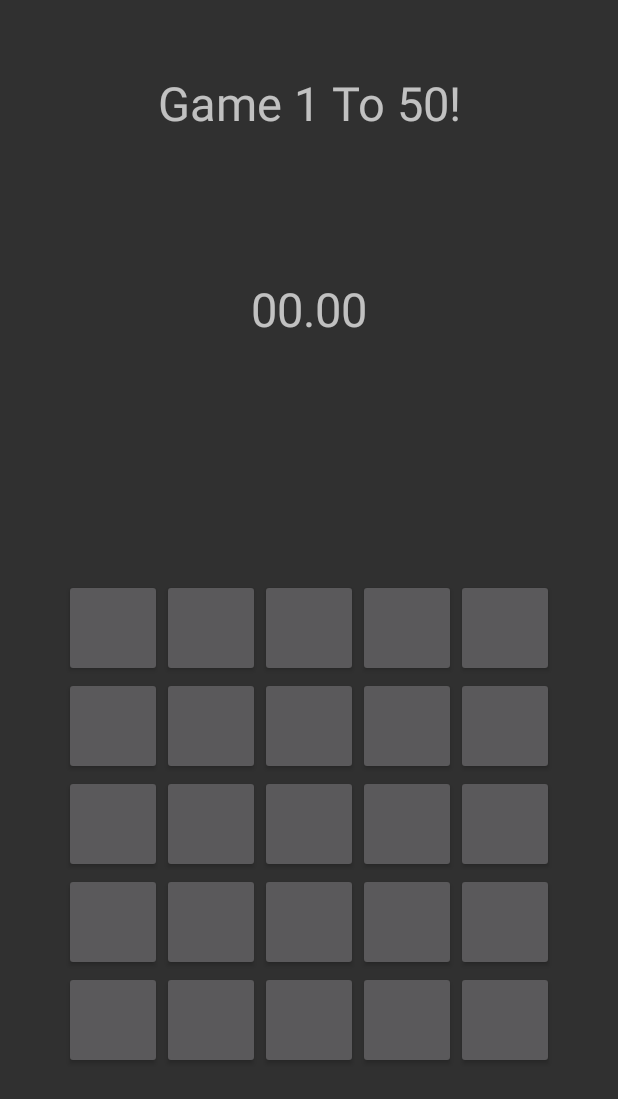
After one commit to CoolLime/MiniGame, an Android app: the layout activity_g1to50.xml on its own in the app's theme, with its tools: preview values and no code run, on a phone screen of 412 x 824 dp. The commit adds this screen. Shown: the top 1099 px of the screen. Run offline under Robolectric (Android 15) with nearby library versions, the phone set to English and light mode, and no system bars.

Commit message:
Game1_to50 초안

```diff
--- a/app/src/main/AndroidManifest.xml
+++ b/app/src/main/AndroidManifest.xml
@@ -15,10 +15,7 @@
                 <category android:name="android.intent.category.LAUNCHER" />
             </intent-filter>
         </activity>
-        <activity
-            android:name=".MenuActivity"
-            android:label="@string/title_activity_menu"
-            android:theme="@style/AppTheme.NoActionBar"></activity>
+        <activity android:name=".G1to50Activity"></activity>
     </application>
 
 </manifest>
--- /dev/null
+++ b/app/src/main/res/layout/activity_g1to50.xml
@@ -0,0 +1,67 @@
+<?xml version="1.0" encoding="utf-8"?>
+<LinearLayout xmlns:android="http://schemas.android.com/apk/res/android"
+    xmlns:tools="http://schemas.android.com/tools"
+    android:layout_width="match_parent"
+    android:layout_height="match_parent"
+    android:orientation="vertical"
+    android:weightSum="6"
+    tools:context="com.coollime.coollime.Gs1to50Activity">
+
+    <TextView
+        android:id="@+id/top"
+        android:layout_width="match_parent"
+        android:layout_height="0dp"
+        android:layout_weight="1"
+        android:text="Game 1 To 50!"
+        android:gravity="center_vertical|center_horizontal"
+        android:textSize="14pt"
+        />
+
+    <TextView
+        android:id="@+id/time"
+        android:layout_width="match_parent"
+        android:layout_height="0dp"
+        android:gravity="center"
+        android:textSize="14pt"
+        android:layout_weight="1"
+        android:text = "@string/init_time"
+        />
+
+    <RelativeLayout xmlns:android="http://schemas.android.com/apk/res/android"
+        android:id="@+id/btnlist"
+        android:orientation="vertical"
+        android:layout_width="fill_parent"
+        android:layout_height="0dp"
+        android:layout_weight="4"
+        android:gravity="center"
+        >
+        <Button android:id="@+id/btn1" android:gravity="center_vertical|center_horizontal|clip_vertical|clip_horizontal" android:layout_height="65dp" android:layout_width="65dp"/>
+        <Button android:id="@+id/btn2" android:layout_toRightOf="@+id/btn1" android:layout_height="65dp" android:layout_width="65dp"/>
+        <Button android:id="@+id/btn3" android:layout_toRightOf="@+id/btn2" android:layout_height="65dp" android:layout_width="65dp"/>
+        <Button android:id="@+id/btn4" android:layout_toRightOf="@+id/btn3" android:layout_height="65dp" android:layout_width="65dp"/>
+        <Button android:id="@+id/btn5" android:layout_toRightOf="@+id/btn4" android:layout_height="65dp" android:layout_width="65dp"/>
+        <Button android:id="@+id/btn6" android:layout_below="@+id/btn1" android:layout_height="65dp" android:layout_width="65dp"/>
+        <Button android:id="@+id/btn7" android:layout_below="@+id/btn2" android:layout_toRightOf="@+id/btn6" android:layout_height="65dp" android:layout_width="65dp"/>
+        <Button android:id="@+id/btn8" android:layout_below="@+id/btn3" android:layout_toRightOf="@+id/btn7" android:layout_height="65dp" android:layout_width="65dp"/>
+        <Button android:id="@+id/btn9" android:layout_below="@+id/btn4" android:layout_toRightOf="@+id/btn8" android:layout_height="65dp" android:layout_width="65dp"/>
+        <Button android:id="@+id/btn10" android:layout_below="@+id/btn5" android:layout_toRightOf="@+id/btn9" android:layout_height="65dp" android:layout_width="65dp"/>
+        <Button android:id="@+id/btn11" android:layout_below="@+id/btn6" android:layout_height="65dp" android:layout_width="65dp"/>
+        <Button android:id="@+id/btn12" android:layout_below="@+id/btn7" android:layout_toRightOf="@+id/btn11" android:layout_height="65dp" android:layout_width="65dp"/>
+        <Button android:id="@+id/btn13" android:layout_below="@+id/btn8"  android:layout_toRightOf="@+id/btn12" android:layout_height="65dp" android:layout_width="65dp"/>
+        <Button android:id="@+id/btn14" android:layout_below="@+id/btn9" android:layout_toRightOf="@+id/btn13" android:layout_height="65dp" android:layout_width="65dp"/>
+        <Button android:id="@+id/btn15" android:layout_below="@+id/btn10" android:layout_toRightOf="@+id/btn14" android:layout_height="65dp" android:layout_width="65dp"/>
+        <Button android:id="@+id/btn16" android:layout_below="@+id/btn11" android:layout_height="65dp" android:layout_width="65dp"/>
+        <Button android:id="@+id/btn17" android:layout_below="@+id/btn12" android:layout_toRightOf="@+id/btn16" android:layout_height="65dp" android:layout_width="65dp"/>
+        <Button android:id="@+id/btn18" android:layout_below="@+id/btn13" android:layout_toRightOf="@+id/btn17" android:layout_height="65dp" android:layout_width="65dp"/>
+        <Button android:id="@+id/btn19" android:layout_below="@+id/btn14" android:layout_toRightOf="@+id/btn18" android:layout_height="65dp" android:layout_width="65dp"/>
+        <Button android:id="@+id/btn20" android:layout_below="@+id/btn15" android:layout_toRightOf="@+id/btn19" android:layout_height="65dp" android:layout_width="65dp"/>
+        <Button android:id="@+id/btn21" android:layout_below="@+id/btn16" android:layout_height="65dp" android:layout_width="65dp"/>
+        <Button android:id="@+id/btn22" android:layout_below="@+id/btn17" android:layout_toRightOf="@+id/btn21" android:layout_height="65dp" android:layout_width="65dp"/>
+        <Button android:id="@+id/btn23" android:layout_below="@+id/btn18" android:layout_toRightOf="@+id/btn22" android:layout_height="65dp" android:layout_width="65dp"/>
+        <Button android:id="@+id/btn24" android:layout_below="@+id/btn19" android:layout_toRightOf="@+id/btn23" android:layout_height="65dp" android:layout_width="65dp"/>
+        <Button android:id="@+id/btn25" android:layout_below="@+id/btn20" android:layout_toRightOf="@+id/btn24" android:layout_height="65dp" android:layout_width="65dp"/>
+
+    </RelativeLayout>
+
+
+</LinearLayout>
--- a/app/src/main/res/values-v21/styles.xml
+++ b/app/src/main/res/values-v21/styles.xml
@@ -1,4 +1,4 @@
-<resources>>
+<resources>
 
     <style name="AppTheme.NoActionBar">
         <item name="windowActionBar">false</item>
--- a/app/src/main/res/values/strings.xml
+++ b/app/src/main/res/values/strings.xml
@@ -2,4 +2,6 @@
     <string name="app_name">CoolLime</string>
     <string name="title_activity_menu">MenuActivity</string>
     <string name="action_settings">Settings</string>
+    <string name="title_activity_game_">Game_Activity</string>
+    <string name="init_time">00.00</string>
 </resources>
--- a/app/src/main/res/values/styles.xml
+++ b/app/src/main/res/values/styles.xml
@@ -17,4 +17,8 @@
 
     <style name="AppTheme.PopupOverlay" parent="ThemeOverlay.AppCompat.Light" />
 
+    <style name="AppBarOverlay" parent="ThemeOverlay.AppCompat.Dark.ActionBar" />
+
+    <style name="PopupOverlay" parent="ThemeOverlay.AppCompat.Light" />
+
 </resources>
```
Also changed, not shown: app/src/main/java/com/coollime/coollime/G1to50Activity.java (added, +174 -0 lines), app/src/main/java/com/coollime/coollime/LoginActivity.java (+5 -2 lines), app/src/main/java/com/coollime/coollime/StopWatch.java (added, +61 -0 lines).
